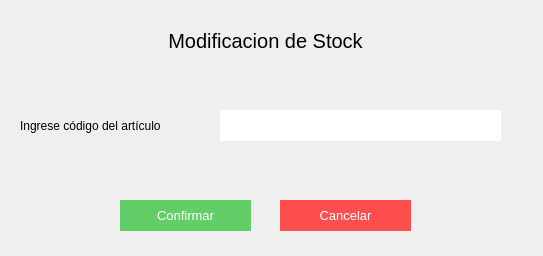
Above: Pantallas UI/Control de Calidad/modificacion de stock/modificacionDeStock.ui from AlemFernandez786/Scabox before the change. Below: the same form after it.
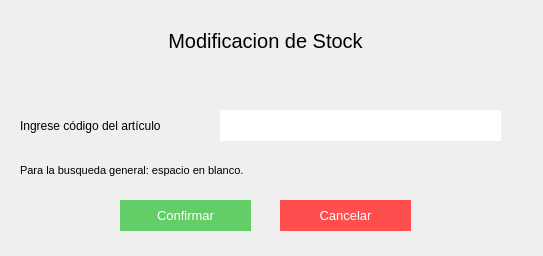
That is the form after the change.

Diff of the .ui file:
```diff
--- a/Pantallas UI/Control de Calidad/modificacion de stock/modificacionDeStock.ui
+++ b/Pantallas UI/Control de Calidad/modificacion de stock/modificacionDeStock.ui
@@ -106,6 +106,24 @@
     <set>Qt::AlignCenter</set>
    </property>
   </widget>
+  <widget class="QLabel" name="label_3">
+   <property name="geometry">
+    <rect>
+     <x>20</x>
+     <y>160</y>
+     <width>351</width>
+     <height>20</height>
+    </rect>
+   </property>
+   <property name="font">
+    <font>
+     <pointsize>8</pointsize>
+    </font>
+   </property>
+   <property name="text">
+    <string>Para la busqueda general: espacio en blanco.</string>
+   </property>
+  </widget>
  </widget>
  <resources/>
  <connections/>
```
